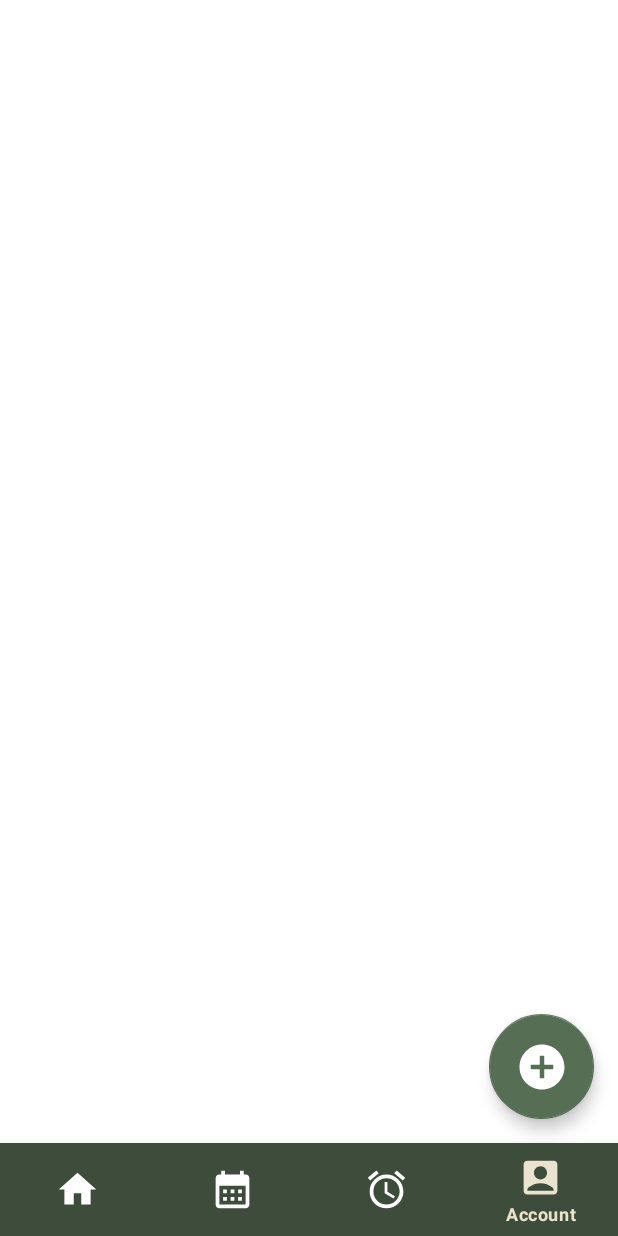
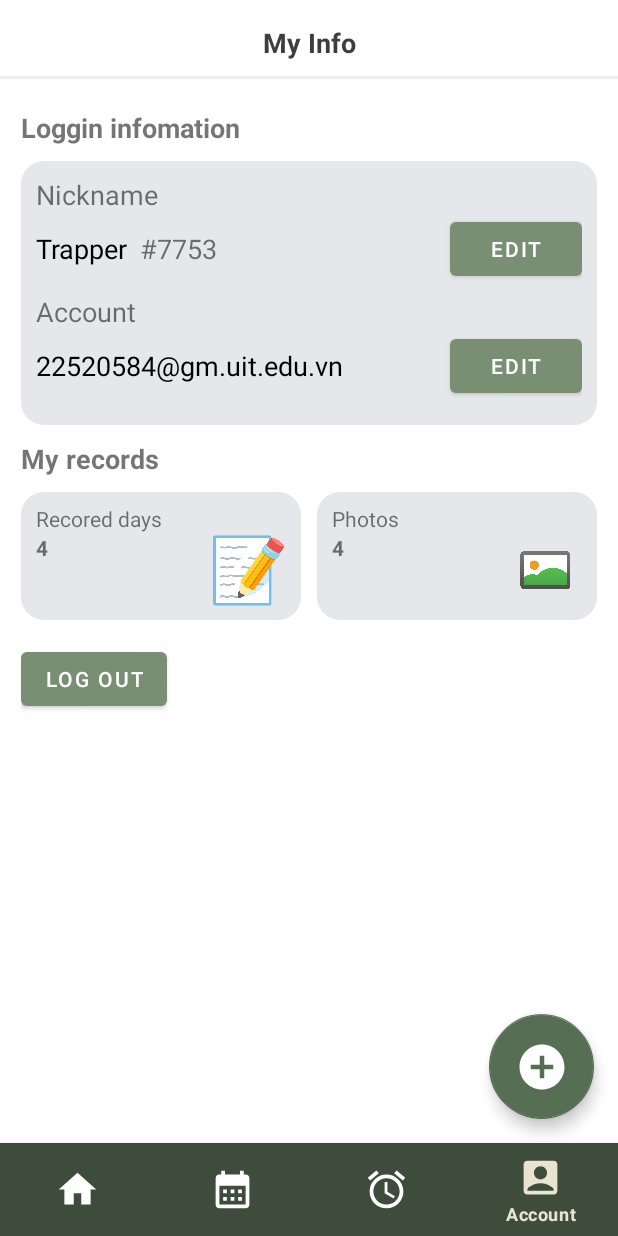
Before and after one commit to huytt268/moodtracker, an Android app: the screen it shows after launch (TodoListActivity), item 4 of the bottom bar chosen, on a phone screen of 412 x 824 dp. Run offline under Robolectric (Android 15) with nearby library versions, the phone set to English and light mode, and no system bars.

Commit message:
feat: add fragment to bottom navigation bar

```diff
--- a/app/build.gradle.kts
+++ b/app/build.gradle.kts
@@ -25,6 +25,12 @@ android {
             )
         }
     }
+
+    buildFeatures {
+
+        viewBinding = true
+    }
+
     compileOptions {
         sourceCompatibility = JavaVersion.VERSION_1_8
         targetCompatibility = JavaVersion.VERSION_1_8
--- /dev/null
+++ b/app/src/main/java/com/hfad/uitime/CalendarFragment.java
@@ -0,0 +1,64 @@
+package com.hfad.uitime;
+
+import android.os.Bundle;
+
+import androidx.fragment.app.Fragment;
+
+import android.view.LayoutInflater;
+import android.view.View;
+import android.view.ViewGroup;
+
+/**
+ * A simple {@link Fragment} subclass.
+ * Use the {@link CalendarFragment#newInstance} factory method to
+ * create an instance of this fragment.
+ */
+public class CalendarFragment extends Fragment {
+
+    // TODO: Rename parameter arguments, choose names that match
+    // the fragment initialization parameters, e.g. ARG_ITEM_NUMBER
+    private static final String ARG_PARAM1 = "param1";
+    private static final String ARG_PARAM2 = "param2";
+
+    // TODO: Rename and change types of parameters
+    private String mParam1;
+    private String mParam2;
+
+    public CalendarFragment() {
+        // Required empty public constructor
+    }
+
+    /**
+     * Use this factory method to create a new instance of
+     * this fragment using the provided parameters.
+     *
+     * @param param1 Parameter 1.
+     * @param param2 Parameter 2.
+     * @return A new instance of fragment CalendarFragment.
+     */
+    // TODO: Rename and change types and number of parameters
+    public static CalendarFragment newInstance(String param1, String param2) {
+        CalendarFragment fragment = new CalendarFragment();
+        Bundle args = new Bundle();
+        args.putString(ARG_PARAM1, param1);
+        args.putString(ARG_PARAM2, param2);
+        fragment.setArguments(args);
+        return fragment;
+    }
+
+    @Override
+    public void onCreate(Bundle savedInstanceState) {
+        super.onCreate(savedInstanceState);
+        if (getArguments() != null) {
+            mParam1 = getArguments().getString(ARG_PARAM1);
+            mParam2 = getArguments().getString(ARG_PARAM2);
+        }
+    }
+
+    @Override
+    public View onCreateView(LayoutInflater inflater, ViewGroup container,
+                             Bundle savedInstanceState) {
+        // Inflate the layout for this fragment
+        return inflater.inflate(R.layout.fragment_calendar, container, false);
+    }
+}
--- /dev/null
+++ b/app/src/main/java/com/hfad/uitime/HomeFragment.java
@@ -0,0 +1,64 @@
+package com.hfad.uitime;
+
+import android.os.Bundle;
+
+import androidx.fragment.app.Fragment;
+
+import android.view.LayoutInflater;
+import android.view.View;
+import android.view.ViewGroup;
+
+/**
+ * A simple {@link Fragment} subclass.
+ * Use the {@link HomeFragment#newInstance} factory method to
+ * create an instance of this fragment.
+ */
+public class HomeFragment extends Fragment {
+
+    // TODO: Rename parameter arguments, choose names that match
+    // the fragment initialization parameters, e.g. ARG_ITEM_NUMBER
+    private static final String ARG_PARAM1 = "param1";
+    private static final String ARG_PARAM2 = "param2";
+
+    // TODO: Rename and change types of parameters
+    private String mParam1;
+    private String mParam2;
+
+    public HomeFragment() {
+        // Required empty public constructor
+    }
+
+    /**
+     * Use this factory method to create a new instance of
+     * this fragment using the provided parameters.
+     *
+     * @param param1 Parameter 1.
+     * @param param2 Parameter 2.
+     * @return A new instance of fragment HomeFragment.
+     */
+    // TODO: Rename and change types and number of parameters
+    public static HomeFragment newInstance(String param1, String param2) {
+        HomeFragment fragment = new HomeFragment();
+        Bundle args = new Bundle();
+        args.putString(ARG_PARAM1, param1);
+        args.putString(ARG_PARAM2, param2);
+        fragment.setArguments(args);
+        return fragment;
+    }
+
+    @Override
+    public void onCreate(Bundle savedInstanceState) {
+        super.onCreate(savedInstanceState);
+        if (getArguments() != null) {
+            mParam1 = getArguments().getString(ARG_PARAM1);
+            mParam2 = getArguments().getString(ARG_PARAM2);
+        }
+    }
+
+    @Override
+    public View onCreateView(LayoutInflater inflater, ViewGroup container,
+                             Bundle savedInstanceState) {
+        // Inflate the layout for this fragment
+        return inflater.inflate(R.layout.fragment_home, container, false);
+    }
+}
--- /dev/null
+++ b/app/src/main/java/com/hfad/uitime/PomodoroFragment.java
@@ -0,0 +1,64 @@
+package com.hfad.uitime;
+
+import android.os.Bundle;
+
+import androidx.fragment.app.Fragment;
+
+import android.view.LayoutInflater;
+import android.view.View;
+import android.view.ViewGroup;
+
+/**
+ * A simple {@link Fragment} subclass.
+ * Use the {@link PomodoroFragment#newInstance} factory method to
+ * create an instance of this fragment.
+ */
+public class PomodoroFragment extends Fragment {
+
+    // TODO: Rename parameter arguments, choose names that match
+    // the fragment initialization parameters, e.g. ARG_ITEM_NUMBER
+    private static final String ARG_PARAM1 = "param1";
+    private static final String ARG_PARAM2 = "param2";
+
+    // TODO: Rename and change types of parameters
+    private String mParam1;
+    private String mParam2;
+
+    public PomodoroFragment() {
+        // Required empty public constructor
+    }
+
+    /**
+     * Use this factory method to create a new instance of
+     * this fragment using the provided parameters.
+     *
+     * @param param1 Parameter 1.
+     * @param param2 Parameter 2.
+     * @return A new instance of fragment PomodoroFragment.
+     */
+    // TODO: Rename and change types and number of parameters
+    public static PomodoroFragment newInstance(String param1, String param2) {
+        PomodoroFragment fragment = new PomodoroFragment();
+        Bundle args = new Bundle();
+        args.putString(ARG_PARAM1, param1);
+        args.putString(ARG_PARAM2, param2);
+        fragment.setArguments(args);
+        return fragment;
+    }
+
+    @Override
+    public void onCreate(Bundle savedInstanceState) {
+        super.onCreate(savedInstanceState);
+        if (getArguments() != null) {
+            mParam1 = getArguments().getString(ARG_PARAM1);
+            mParam2 = getArguments().getString(ARG_PARAM2);
+        }
+    }
+
+    @Override
+    public View onCreateView(LayoutInflater inflater, ViewGroup container,
+                             Bundle savedInstanceState) {
+        // Inflate the layout for this fragment
+        return inflater.inflate(R.layout.fragment_pomodoro, container, false);
+    }
+}
--- /dev/null
+++ b/app/src/main/java/com/hfad/uitime/ProfileFragment.java
@@ -0,0 +1,64 @@
+package com.hfad.uitime;
+
+import android.os.Bundle;
+
+import androidx.fragment.app.Fragment;
+
+import android.view.LayoutInflater;
+import android.view.View;
+import android.view.ViewGroup;
+
+/**
+ * A simple {@link Fragment} subclass.
+ * Use the {@link ProfileFragment#newInstance} factory method to
+ * create an instance of this fragment.
+ */
+public class ProfileFragment extends Fragment {
+
+    // TODO: Rename parameter arguments, choose names that match
+    // the fragment initialization parameters, e.g. ARG_ITEM_NUMBER
+    private static final String ARG_PARAM1 = "param1";
+    private static final String ARG_PARAM2 = "param2";
+
+    // TODO: Rename and change types of parameters
+    private String mParam1;
+    private String mParam2;
+
+    public ProfileFragment() {
+        // Required empty public constructor
+    }
+
+    /**
+     * Use this factory method to create a new instance of
+     * this fragment using the provided parameters.
+     *
+     * @param param1 Parameter 1.
+     * @param param2 Parameter 2.
+     * @return A new instance of fragment ProfileFragment.
+     */
+    // TODO: Rename and change types and number of parameters
+    public static ProfileFragment newInstance(String param1, String param2) {
+        ProfileFragment fragment = new ProfileFragment();
+        Bundle args = new Bundle();
+        args.putString(ARG_PARAM1, param1);
+        args.putString(ARG_PARAM2, param2);
+        fragment.setArguments(args);
+        return fragment;
+    }
+
+    @Override
+    public void onCreate(Bundle savedInstanceState) {
+        super.onCreate(savedInstanceState);
+        if (getArguments() != null) {
+            mParam1 = getArguments().getString(ARG_PARAM1);
+            mParam2 = getArguments().getString(ARG_PARAM2);
+        }
+    }
+
+    @Override
+    public View onCreateView(LayoutInflater inflater, ViewGroup container,
+                             Bundle savedInstanceState) {
+        // Inflate the layout for this fragment
+        return inflater.inflate(R.layout.fragment_profile, container, false);
+    }
+}
--- a/app/src/main/java/com/hfad/uitime/views/TodoListActivity.java
+++ b/app/src/main/java/com/hfad/uitime/views/TodoListActivity.java
@@ -1,16 +1,32 @@
 package com.hfad.uitime.views;
 
 import android.os.Bundle;
+import android.renderscript.ScriptGroup;
+import android.view.MenuItem;
+import android.widget.FrameLayout;
+import android.widget.LinearLayout;
 
 import androidx.activity.EdgeToEdge;
+import androidx.annotation.NonNull;
 import androidx.appcompat.app.AppCompatActivity;
 import androidx.core.graphics.Insets;
 import androidx.core.view.ViewCompat;
 import androidx.core.view.WindowInsetsCompat;
+import androidx.fragment.app.Fragment;
+import androidx.fragment.app.FragmentManager;
+import androidx.fragment.app.FragmentTransaction;
 
+import com.google.android.material.bottomnavigation.BottomNavigationView;
+import com.hfad.uitime.CalendarFragment;
+import com.hfad.uitime.HomeFragment;
+import com.hfad.uitime.PomodoroFragment;
+import com.hfad.uitime.ProfileFragment;
 import com.hfad.uitime.R;
 
 public class TodoListActivity extends AppCompatActivity {
+
+    private BottomNavigationView bottomNavigationView;
+    private FrameLayout frameLayout;
 
     @Override
     protected void onCreate(Bundle savedInstanceState) {
@@ -22,5 +38,43 @@ public class TodoListActivity extends AppCompatActivity {
             v.setPadding(systemBars.left, systemBars.top, systemBars.right, systemBars.bottom);
             return insets;
         });
+
+        bottomNavigationView = findViewById(R.id.bottom_navigation);
+        frameLayout = findViewById(R.id.framelayout);
+
+        //xử lí sự kiện nhấn vào các nút trong bottom bar
+        bottomNavigationView.setOnNavigationItemSelectedListener(new BottomNavigationView.OnNavigationItemSelectedListener() {
+            @Override
+            public boolean onNavigationItemSelected(@NonNull MenuItem menuItem) {
+                int itemId = menuItem.getItemId();
+
+                if(itemId == R.id.navigation_home) {
+                    loadFragment(new HomeFragment(), false);
+                } else if (itemId == R.id.navigation_calendar) {
+                    loadFragment(new CalendarFragment(), false);
+                } else if (itemId == R.id.navigation_pomodoro) {
+                    loadFragment(new PomodoroFragment(), false);
+                } else { //nav Profile
+                    loadFragment(new ProfileFragment(), false);
+                }
+
+                return true;
+            }
+        });
+
+        loadFragment(new HomeFragment(), true);
+    }
+    //hàm khởi tạo fragment tương ứng
+    private void loadFragment (Fragment fragment, boolean isAppInitialized) {
+        FragmentManager fragmentManager = getSupportFragmentManager();
+        FragmentTransaction fragmentTransaction = fragmentManager.beginTransaction();
+
+        if(isAppInitialized) {
+            fragmentTransaction.add(R.id.framelayout, fragment);
+        } else {
+            fragmentTransaction.replace(R.id.framelayout, fragment);
+        }
+
+        fragmentTransaction.commit();
     }
 }
--- /dev/null
+++ b/app/src/main/res/drawable/bg_card.xml
@@ -0,0 +1,20 @@
+<?xml version="1.0" encoding="utf-8"?>
+<shape xmlns:android="http://schemas.android.com/apk/res/android">
+    <solid android:color="#FFFFFF"/>
+
+    <gradient
+        android:startColor="#e5e7eb"
+        android:endColor="#e5e7eb"
+        android:angle="90"/>
+
+    <padding
+        android:left="10dp"
+        android:top="10dp"
+        android:right="10dp"
+        android:bottom="10dp"/>
+    <corners
+        android:bottomRightRadius="15dp"
+        android:bottomLeftRadius="15dp"
+        android:topLeftRadius="15dp"
+        android:topRightRadius="15dp"/>
+</shape>
--- a/app/src/main/res/layout/activity_todo_list.xml
+++ b/app/src/main/res/layout/activity_todo_list.xml
@@ -7,6 +7,11 @@
     android:layout_height="match_parent"
     tools:context=".views.TodoListActivity">
 
+    <FrameLayout
+        android:id="@+id/framelayout"
+        android:layout_width="match_parent"
+        android:layout_height="match_parent"
+        app:layout_constraintVertical_weight="1" />
 
     <ImageView
         android:layout_width="36dp"
--- /dev/null
+++ b/app/src/main/res/layout/fragment_calendar.xml
@@ -0,0 +1,15 @@
+<?xml version="1.0" encoding="utf-8"?>
+<FrameLayout xmlns:android="http://schemas.android.com/apk/res/android"
+    xmlns:tools="http://schemas.android.com/tools"
+    android:id="@+id/fragment_calendar"
+    android:layout_width="match_parent"
+    android:layout_height="match_parent"
+    tools:context=".CalendarFragment">
+
+    <!-- TODO: Update blank fragment layout -->
+    <TextView
+        android:layout_width="match_parent"
+        android:layout_height="match_parent"
+        android:text="Calendar fragment" />
+
+</FrameLayout>
--- /dev/null
+++ b/app/src/main/res/layout/fragment_home.xml
@@ -0,0 +1,15 @@
+<?xml version="1.0" encoding="utf-8"?>
+<FrameLayout xmlns:android="http://schemas.android.com/apk/res/android"
+    xmlns:tools="http://schemas.android.com/tools"
+    android:id="@+id/fragment_home"
+    android:layout_width="match_parent"
+    android:layout_height="match_parent"
+    tools:context=".HomeFragment">
+
+    <!-- TODO: Update blank fragment layout -->
+    <TextView
+        android:layout_width="match_parent"
+        android:layout_height="match_parent"
+        android:text="Home fragment" />
+
+</FrameLayout>
--- /dev/null
+++ b/app/src/main/res/layout/fragment_pomodoro.xml
@@ -0,0 +1,15 @@
+<?xml version="1.0" encoding="utf-8"?>
+<FrameLayout xmlns:android="http://schemas.android.com/apk/res/android"
+    xmlns:tools="http://schemas.android.com/tools"
+    android:id="@+id/fragment_pomodoro"
+    android:layout_width="match_parent"
+    android:layout_height="match_parent"
+    tools:context=".PomodoroFragment">
+
+    <!-- TODO: Update blank fragment layout -->
+    <TextView
+        android:layout_width="match_parent"
+        android:layout_height="match_parent"
+        android:text="Pomodoro fragment" />
+
+</FrameLayout>
--- /dev/null
+++ b/app/src/main/res/layout/fragment_profile.xml
@@ -0,0 +1,242 @@
+<?xml version="1.0" encoding="utf-8"?>
+<LinearLayout xmlns:android="http://schemas.android.com/apk/res/android"
+    xmlns:app="http://schemas.android.com/apk/res-auto"
+    xmlns:tools="http://schemas.android.com/tools"
+    android:id="@+id/fragment_profile"
+    android:layout_width="match_parent"
+    android:layout_height="match_parent"
+    tools:context=".ProfileFragment"
+    android:orientation="vertical">
+
+    <TextView
+        android:layout_width="match_parent"
+        android:layout_height="wrap_content"
+        android:gravity="center"
+        android:text="My Info"
+        android:textColor="#3e3e3e"
+        android:textSize="18sp"
+        android:textStyle="bold"
+        android:layout_marginTop="16dp"
+        />
+
+    <View
+        android:layout_width="match_parent"
+        android:layout_height="2dp"
+        android:background="#eeeeee"
+        android:layout_marginVertical="10dp"
+        />
+
+    <LinearLayout
+        android:layout_width="match_parent"
+        android:layout_height="wrap_content"
+        android:paddingHorizontal="14dp"
+        android:orientation="vertical"
+        >
+        <!--Loggin Infomation-->
+        <TextView
+            android:layout_width="match_parent"
+            android:layout_height="wrap_content"
+            android:text="Loggin infomation"
+            android:textSize="18dp"
+            android:textStyle="bold"
+            android:layout_marginVertical="10dp"/>
+        <LinearLayout
+            android:layout_width="match_parent"
+            android:layout_height="wrap_content"
+            android:background="@drawable/bg_card"
+            android:padding="10dp"
+            android:orientation="vertical">
+            <!--Nickname-->
+            <LinearLayout
+                android:layout_width="match_parent"
+                android:layout_height="wrap_content"
+                android:orientation="vertical">
+
+                <TextView
+                    android:layout_width="match_parent"
+                    android:layout_height="wrap_content"
+                    android:text="Nickname"
+                    android:textSize="18dp"/>
+
+                <LinearLayout
+                    android:layout_width="match_parent"
+                    android:layout_height="wrap_content"
+                    android:orientation="horizontal"
+                    android:layout_marginBottom="5dp">
+
+                    <TextView
+                        android:id="@+id/txt_username"
+                        android:layout_width="wrap_content"
+                        android:layout_height="wrap_content"
+                        android:text="Trapper"
+                        android:layout_gravity="center"
+                        android:textColor="@color/black"
+                        android:textSize="18dp"/>
+
+                    <TextView
+                        android:layout_width="wrap_content"
+                        android:layout_height="wrap_content"
+                        android:text="#7753"
+                        android:layout_gravity="center"
+                        android:layout_marginLeft="8dp"
+                        android:textSize="18dp"/>
+
+                    <LinearLayout
+                        android:layout_width="match_parent"
+                        android:layout_height="wrap_content"
+                        android:orientation="vertical">
+                        <Button
+                            android:layout_width="wrap_content"
+                            android:layout_height="wrap_content"
+                            android:layout_gravity="end"
+                            android:text="Edit"
+                            android:textColor="@color/white" />
+                    </LinearLayout>
+
+
+                </LinearLayout>
+            </LinearLayout>
+            <!--account-->
+            <LinearLayout
+                android:layout_width="match_parent"
+                android:layout_height="wrap_content"
+                android:orientation="vertical">
+
+                <TextView
+                    android:layout_width="match_parent"
+                    android:layout_height="wrap_content"
+                    android:text="Account"
+                    android:textSize="18dp"/>
+
+                <LinearLayout
+                    android:layout_width="match_parent"
+                    android:layout_height="wrap_content"
+                    android:orientation="horizontal"
+                    android:layout_marginBottom="5dp">
+
+                    <TextView
+                        android:id="@+id/txt_email"
+                        android:layout_width="wrap_content"
+                        android:layout_height="wrap_content"
+                        android:text="22520584@gm.uit.edu.vn"
+                        android:layout_gravity="center"
+                        android:textColor="@color/black"
+                        android:textSize="18dp"/>
+
+
+                    <LinearLayout
+                        android:layout_width="match_parent"
+                        android:layout_height="wrap_content"
+                        android:orientation="vertical">
+                        <Button
+                            android:layout_width="wrap_content"
+                            android:layout_height="wrap_content"
+                            android:layout_gravity="end"
+                            android:text="Edit"
+                            android:textColor="@color/white" />
+                    </LinearLayout>
+
+
+                </LinearLayout>
+            </LinearLayout>
+
+        </LinearLayout>
+
+        <!--My records-->
+        <TextView
+            android:layout_width="match_parent"
+            android:layout_height="wrap_content"
+            android:text="My records"
+            android:textSize="18dp"
+            android:textStyle="bold"
+            android:layout_marginVertical="10dp"/>
+        <LinearLayout
+            android:layout_width="match_parent"
+            android:layout_height="wrap_content"
+            android:orientation="horizontal" >
+            <LinearLayout
+                android:layout_height="wrap_content"
+                android:layout_width="0dp"
+                android:layout_weight="1"
+                android:orientation="vertical"
+                android:layout_marginRight="5dp"
+                android:background="@drawable/bg_card"
+                android:paddingVertical="8dp"
+                android:paddingHorizontal="10dp"
+                >
+
+                <TextView
+                    android:layout_width="wrap_content"
+                    android:layout_height="wrap_content"
+                    android:text="Recored days"
+                    android:textSize="14dp"/>
+                <LinearLayout
+                    android:layout_width="match_parent"
+                    android:layout_height="wrap_content"
+                    android:orientation="horizontal">
+                    <LinearLayout
+                        android:layout_width="wrap_content"
+                        android:layout_height="wrap_content"
+                        android:layout_weight="1">
+                        <TextView
+                            android:layout_width="wrap_content"
+                            android:layout_height="wrap_content"
+                            android:text="4"
+                            android:textStyle="bold"/>
+                    </LinearLayout>
+
+                    <ImageView
+                        android:layout_width="50dp"
+                        android:layout_height="50dp"
+                        android:src="@drawable/pic_recorded_days" />
+                </LinearLayout>
+
+
+            </LinearLayout>
+            <!-- Right side spacer -->
+            <LinearLayout
+                android:layout_width="0dp"
+                android:layout_height="wrap_content"
+                android:layout_weight="1"
+                android:layout_marginLeft="5dp"
+                android:background="@drawable/bg_card"
+                android:paddingVertical="8dp"
+                android:paddingHorizontal="10dp"
+                android:orientation="vertical">
+                <TextView
+                    android:layout_width="wrap_content"
+                    android:layout_height="wrap_content"
+                    android:text="Photos"/>
+
+                <LinearLayout
+                    android:layout_width="match_parent"
+                    android:layout_height="wrap_content"
+                    android:orientation="horizontal">
+                    <LinearLayout
+                        android:layout_width="wrap_content"
+                        android:layout_height="wrap_content"
+                        android:layout_weight="1">
+                        <TextView
+                            android:layout_width="wrap_content"
+                            android:layout_height="wrap_content"
+                            android:text="4"
+                            android:textStyle="bold"/>
+                    </LinearLayout>
+
+                    <ImageView
+                        android:layout_width="50dp"
+                        android:layout_height="50dp"
+                        android:src="@drawable/pic_photos" />
+                </LinearLayout>
+            </LinearLayout>
+
+        </LinearLayout>
+        <Button
+            android:layout_width="wrap_content"
+            android:layout_height="wrap_content"
+            android:text="Log out"
+            android:layout_marginTop="15dp"/>
+    </LinearLayout>
+
+
+</LinearLayout>
--- a/app/src/main/res/values/strings.xml
+++ b/app/src/main/res/values/strings.xml
@@ -4,4 +4,6 @@
     <string name="calendar">Calendar</string>
     <string name="pomodoro">Pomodoro</string>
     <string name="account">Account</string>
+    <!-- TODO: Remove or change this placeholder text -->
+    <string name="hello_blank_fragment">Hello blank fragment</string>
 </resources>
```
Also changed, not shown: app/src/main/res/drawable/pic_photos.png (added), app/src/main/res/drawable/pic_recorded_days.png (added).
